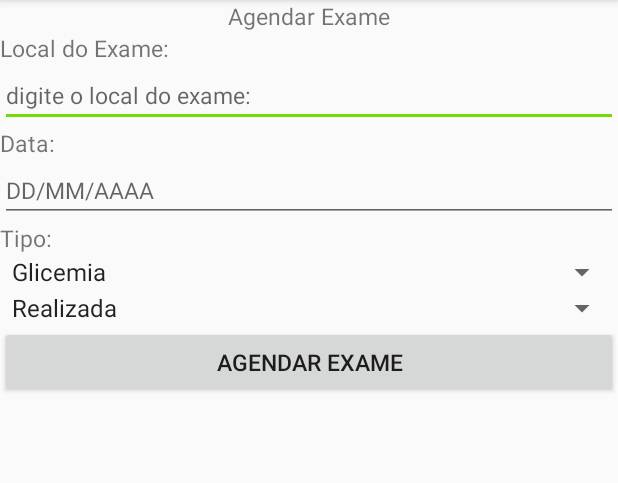
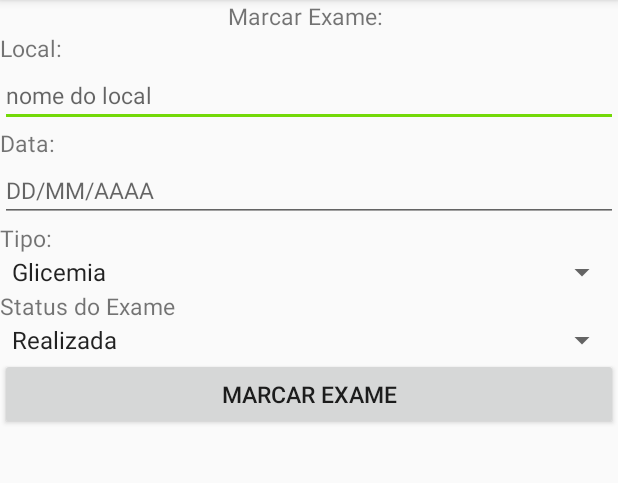
Before and after one commit to dheysonlee99/SaudeAcomp, an Android app: the ExameActivity screen opened directly, with no data from a screen before it, on a phone screen of 412 x 824 dp, the part 84-567 px from its top. Run offline under Robolectric (Android 15) with nearby library versions, the phone set to English and light mode, and no system bars.

```diff
--- a/app/src/main/java/ifpi/edu/br/saudeacomp/dao/PacienteDAO.java
+++ b/app/src/main/java/ifpi/edu/br/saudeacomp/dao/PacienteDAO.java
@@ -10,6 +10,7 @@ import java.util.ArrayList;
 import java.util.List;
 
 import ifpi.edu.br.saudeacomp.modelo.Consulta;
+import ifpi.edu.br.saudeacomp.modelo.Exame;
 import ifpi.edu.br.saudeacomp.modelo.Paciente;
 
 /**
@@ -19,7 +20,7 @@ public class PacienteDAO extends SQLiteOpenHelper {
 
     public PacienteDAO(Context context) {
 
-        super(context,"Pacientes.bd", null, 5);
+        super(context,"Pacientes.bd", null, 6);
     }
 
 
@@ -110,4 +111,6 @@ public class PacienteDAO extends SQLiteOpenHelper {
     }
 
 
+
+
 }
--- a/app/src/main/java/ifpi/edu/br/saudeacomp/modelo/Consulta.java
+++ b/app/src/main/java/ifpi/edu/br/saudeacomp/modelo/Consulta.java
@@ -80,7 +80,7 @@ public class Consulta {
 
     @Override
     public String toString() {
-        return "Local da Consulta: "+ this.nome + "\n"+
+        return "Local da Consulta: "+"\n"+ this.nome + "\n"+
                 "Especialidade: " + this.especialidade + "\n"+
                 "Data: " + this.data + "  Status: "+ this.status;
     }
--- a/app/src/main/java/ifpi/edu/br/saudeacomp/modelo/Exame.java
+++ b/app/src/main/java/ifpi/edu/br/saudeacomp/modelo/Exame.java
@@ -71,7 +71,7 @@ public class Exame {
 
     @Override
     public String toString() {
-        return "Local do Exame: " + this.nomeLocal + "\n"+
+        return "Local do Exame: " +"\n"+ this.nomeLocal + "\n"+
                 "Tipo de Exame: "+ this.tipo +
                 "Data: " + this.data + "Status: "+ this.status;
     }
--- a/app/src/main/java/ifpi/edu/br/saudeacomp/modelo/Paciente.java
+++ b/app/src/main/java/ifpi/edu/br/saudeacomp/modelo/Paciente.java
@@ -61,7 +61,7 @@ public class Paciente {
 
     @Override
     public String toString() {
-        return "Nome do Paciente: " +
+        return "Nome do Paciente: " +"\n"+
                 this.nome +"\n"+
                 "Cartao do Sus: "+
                 this.susNumero+"\n"+
--- a/app/src/main/res/layout/activity_exame.xml
+++ b/app/src/main/res/layout/activity_exame.xml
@@ -9,23 +9,23 @@
     <TextView
         android:layout_width="wrap_content"
         android:layout_height="wrap_content"
-        android:text="Agendar Exame"
-        android:textSize="7pt"
-        android:layout_gravity="center_horizontal"/>
+        android:text="Marcar Exame: "
+        android:layout_gravity="center_horizontal"
+        android:textSize="7pt"/>
 
     <TextView
         android:layout_width="match_parent"
         android:layout_height="wrap_content"
-        android:text="Local do Exame:"
+        android:text="Local:"
         android:textSize="7pt"/>
 
+
     <EditText
-        android:id="@+id/nome_clini_exame"
+        android:id="@+id/nome_exames"
         android:layout_width="match_parent"
         android:layout_height="wrap_content"
-        android:hint="digite o local do exame:"
+        android:hint="nome do local"
         android:textSize="7pt"/>
-
     <TextView
         android:layout_width="match_parent"
         android:layout_height="wrap_content"
@@ -33,12 +33,12 @@
         android:textSize="7pt"
         />
     <EditText
-        android:id="@+id/data_exame"
+        android:id="@+id/data_exames"
         android:layout_width="match_parent"
         android:layout_height="wrap_content"
         android:hint="DD/MM/AAAA"
-        android:inputType="date"
         android:textSize="7pt"/>
+
     <TextView
         android:layout_width="match_parent"
         android:layout_height="wrap_content"
@@ -46,28 +46,30 @@
         android:textSize="7pt"/>
 
     <Spinner
-        android:id="@+id/tipo_exame"
+        android:id="@+id/tipo_exames"
+        android:entries="@array/taxa"
         android:layout_width="match_parent"
         android:layout_height="wrap_content"
-        android:entries="@array/taxa"
-        android:scrollbarSize="7pt">
-    </Spinner>
+        android:scrollbarSize="7pt"></Spinner>
+
+    <TextView
+        android:layout_width="match_parent"
+        android:layout_height="wrap_content"
+        android:text="Status do Exame"
+        android:textSize="7pt"/>
 
     <Spinner
-        android:id="@+id/status_exame"
+        android:id="@+id/status_exames"
+        android:entries="@array/status"
         android:layout_width="match_parent"
         android:layout_height="wrap_content"
-        android:entries="@array/status"
         android:scrollbarSize="7pt"></Spinner>
-
-
     <Button
-        android:id="@+id/agend_exame"
+        android:id="@+id/agendar_exames"
         android:layout_width="match_parent"
         android:layout_height="wrap_content"
-        android:text="Agendar Exame"
+        android:text="Marcar Exame"
         android:textSize="7pt"
         android:onClick="exameClick"/>
 
-
 </LinearLayout>
```
Also changed, not shown: app/src/main/AndroidManifest.xml (+5 -4 lines), app/src/main/java/ifpi/edu/br/saudeacomp/ExameActivity.java (+10 -8 lines), app/src/main/java/ifpi/edu/br/saudeacomp/ListaExameActivity.java (+3 -8 lines), app/src/main/java/ifpi/edu/br/saudeacomp/dao/ExameDAO.java (+7 -8 lines), app/src/main/res/layout/activity_lista_exame.xml (+4 -8 lines).
